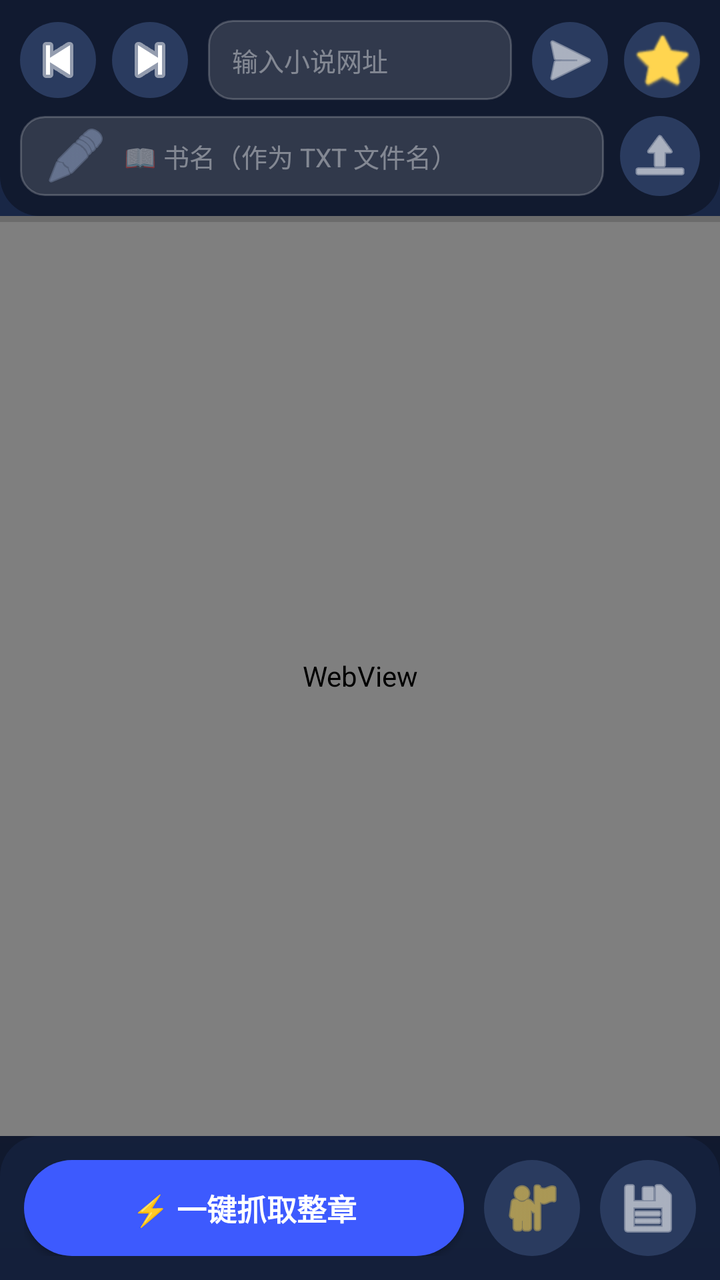
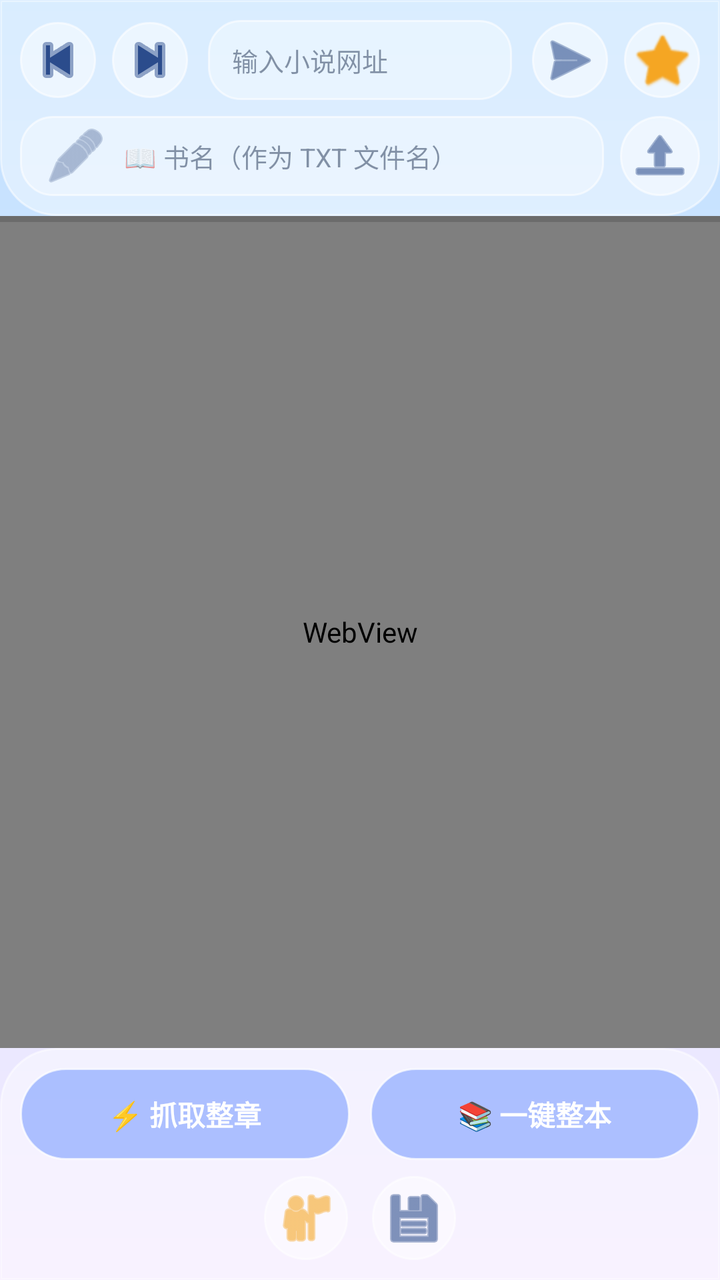

Screens rendered from an Android XML layout before and after an edit, with the pre-edit source and the edit as a unified diff.
<!-- AndroidManifest.xml: application theme AppTheme -->
<!-- res/layout/activity_main.xml -->
<?xml version="1.0" encoding="utf-8"?>
<LinearLayout xmlns:android="http://schemas.android.com/apk/res/android"
    android:layout_width="match_parent"
    android:layout_height="match_parent"
    android:background="@drawable/bg_gradient"
    android:orientation="vertical">

    
    <LinearLayout
        android:layout_width="match_parent"
        android:layout_height="wrap_content"
        android:background="@drawable/topbar_bg"
        android:orientation="vertical"
        android:padding="10dp">

        <LinearLayout
            android:layout_width="match_parent"
            android:layout_height="wrap_content"
            android:gravity="center_vertical"
            android:orientation="horizontal">

            <ImageButton
                android:id="@+id/btnBack"
                android:layout_width="38dp"
                android:layout_height="38dp"
                android:background="@drawable/btn_secondary"
                android:contentDescription="后退"
                android:src="@android:drawable/ic_media_previous"
                android:tint="#FFFFFF" />

            <ImageButton
                android:id="@+id/btnForward"
                android:layout_width="38dp"
                android:layout_height="38dp"
                android:layout_marginStart="8dp"
                android:background="@drawable/btn_secondary"
                android:contentDescription="前进"
                android:src="@android:drawable/ic_media_next"
                android:tint="#FFFFFF" />

            <EditText
                android:id="@+id/etAddress"
                android:layout_width="0dp"
                android:layout_height="40dp"
                android:layout_marginHorizontal="10dp"
                android:layout_weight="1"
                android:background="@drawable/edittext_dark"
                android:hint="输入小说网址"
                android:imeOptions="actionGo"
                android:inputType="textUri"
                android:paddingHorizontal="12dp"
                android:singleLine="true"
                android:textColor="#FFFFFF"
                android:textColorHint="#66FFFFFF"
                android:textSize="13sp" />

            <ImageButton
                android:id="@+id/btnGo"
                android:layout_width="38dp"
                android:layout_height="38dp"
                android:background="@drawable/btn_secondary"
                android:contentDescription="前往"
                android:src="@android:drawable/ic_menu_send"
                android:tint="#FFFFFF" />

            <ImageButton
                android:id="@+id/btnStar"
                android:layout_width="38dp"
                android:layout_height="38dp"
                android:layout_marginStart="8dp"
                android:background="@drawable/btn_secondary"
                android:contentDescription="收藏当前页"
                android:src="@android:drawable/btn_star_big_off"
                android:tint="#FFD54F" />
        </LinearLayout>

        <LinearLayout
            android:layout_width="match_parent"
            android:layout_height="wrap_content"
            android:layout_marginTop="8dp"
            android:gravity="center_vertical"
            android:orientation="horizontal">

            <EditText
                android:id="@+id/etBookName"
                android:layout_width="0dp"
                android:layout_height="40dp"
                android:layout_weight="1"
                android:background="@drawable/edittext_dark"
                android:drawableStart="@android:drawable/ic_menu_edit"
                android:drawablePadding="8dp"
                android:drawableTint="#8899BB"
                android:hint="📖 书名（作为 TXT 文件名）"
                android:inputType="text"
                android:paddingHorizontal="12dp"
                android:singleLine="true"
                android:textColor="#FFFFFF"
                android:textColorHint="#66FFFFFF"
                android:textSize="13sp" />

            <ImageButton
                android:id="@+id/btnPickDir"
                android:layout_width="40dp"
                android:layout_height="40dp"
                android:layout_marginStart="8dp"
                android:background="@drawable/btn_secondary"
                android:contentDescription="选择 TXT 保存文件夹"
                android:src="@android:drawable/ic_menu_upload"
                android:tint="#FFFFFF" />
        </LinearLayout>
    </LinearLayout>

    
    <TextView
        android:id="@+id/tvStatus"
        android:layout_width="match_parent"
        android:layout_height="wrap_content"
        android:background="#331B2A4A"
        android:gravity="center"
        android:padding="6dp"
        android:text="就绪"
        android:textColor="#9FB3D9"
        android:textSize="12sp"
        android:visibility="gone" />

    
    <FrameLayout
        android:layout_width="match_parent"
        android:layout_height="0dp"
        android:layout_weight="1">

        <WebView
            android:id="@+id/webView"
            android:layout_width="match_parent"
            android:layout_height="match_parent" />

        <ProgressBar
            android:id="@+id/progressBar"
            style="?android:attr/progressBarStyleHorizontal"
            android:layout_width="match_parent"
            android:layout_height="3dp"
            android:layout_gravity="top"
            android:max="100"
            android:progressTint="#3D5AFE" />
    </FrameLayout>

    
    <LinearLayout
        android:layout_width="match_parent"
        android:layout_height="wrap_content"
        android:background="@drawable/bottombar_bg"
        android:gravity="center"
        android:orientation="horizontal"
        android:padding="12dp">

        <Button
            android:id="@+id/btnGrab"
            android:layout_width="0dp"
            android:layout_height="48dp"
            android:layout_weight="2"
            android:background="@drawable/btn_primary"
            android:text="⚡ 一键抓取整章"
            android:textColor="#FFFFFF"
            android:textSize="15sp"
            android:textStyle="bold" />

        <ImageButton
            android:id="@+id/btnBookmarks"
            android:layout_width="48dp"
            android:layout_height="48dp"
            android:layout_marginStart="10dp"
            android:background="@drawable/btn_secondary"
            android:contentDescription="收藏夹"
            android:src="@android:drawable/ic_menu_myplaces"
            android:tint="#FFD54F" />

        <ImageButton
            android:id="@+id/btnFinish"
            android:layout_width="48dp"
            android:layout_height="48dp"
            android:layout_marginStart="10dp"
            android:background="@drawable/btn_secondary"
            android:contentDescription="打开 TXT"
            android:src="@android:drawable/ic_menu_save"
            android:tint="#FFFFFF" />
    </LinearLayout>
</LinearLayout>
<!-- resources referenced by this layout -->
<resources>
  <!-- drawable bg_gradient (drawable) -->
  <?xml version="1.0" encoding="utf-8"?>
  <shape xmlns:android="http://schemas.android.com/apk/res/android">
      <gradient
          android:angle="270"
          android:startColor="#1B2A4A"
          android:centerColor="#16213E"
          android:endColor="#0F172A"
          android:type="linear" />
  </shape>
  <!-- drawable bottombar_bg (drawable) -->
  <?xml version="1.0" encoding="utf-8"?>
  <shape xmlns:android="http://schemas.android.com/apk/res/android">
      <solid android:color="#D916213E" />
      <corners android:topLeftRadius="20dp" android:topRightRadius="20dp" />
  </shape>
  <!-- drawable btn_primary (drawable) -->
  <?xml version="1.0" encoding="utf-8"?>
  <shape xmlns:android="http://schemas.android.com/apk/res/android">
      <solid android:color="#3D5AFE" />
      <corners android:radius="24dp" />
  </shape>
  <!-- drawable btn_secondary (drawable) -->
  <?xml version="1.0" encoding="utf-8"?>
  <ripple xmlns:android="http://schemas.android.com/apk/res/android"
      android:color="#33FFFFFF">
      <item>
          <shape>
              <solid android:color="#2A3B5F" />
              <corners android:radius="24dp" />
          </shape>
      </item>
  </ripple>
  <!-- drawable edittext_dark (drawable) -->
  <?xml version="1.0" encoding="utf-8"?>
  <shape xmlns:android="http://schemas.android.com/apk/res/android">
      <solid android:color="#22FFFFFF" />
      <corners android:radius="12dp" />
      <stroke android:width="1dp" android:color="#33FFFFFF" />
  </shape>
  <!-- drawable topbar_bg (drawable) -->
  <?xml version="1.0" encoding="utf-8"?>
  <shape xmlns:android="http://schemas.android.com/apk/res/android">
      <solid android:color="#CC0F172A" />
      <corners android:bottomLeftRadius="20dp" android:bottomRightRadius="20dp" />
  </shape>
  <style name="AppTheme" parent="Theme.AppCompat.DayNight.NoActionBar">
          <item name="android:windowBackground">@drawable/bg_gradient</item>
          <item name="android:statusBarColor">#16213E</item>
          <item name="android:navigationBarColor">#0F172A</item>
      </style>
</resources>

<!-- the commit's change to res/layout/activity_main.xml (unified diff, before → after) -->
@@ -26,7 +26,7 @@
                 android:background="@drawable/btn_secondary"
                 android:contentDescription="后退"
                 android:src="@android:drawable/ic_media_previous"
-                android:tint="#FFFFFF" />
+                android:tint="#2B4C8C" />
 
             <ImageButton
                 android:id="@+id/btnForward"
@@ -36,7 +36,7 @@
                 android:background="@drawable/btn_secondary"
                 android:contentDescription="前进"
                 android:src="@android:drawable/ic_media_next"
-                android:tint="#FFFFFF" />
+                android:tint="#2B4C8C" />
 
             <EditText
                 android:id="@+id/etAddress"
@@ -50,8 +50,8 @@
                 android:inputType="textUri"
                 android:paddingHorizontal="12dp"
                 android:singleLine="true"
-                android:textColor="#FFFFFF"
-                android:textColorHint="#66FFFFFF"
+                android:textColor="#1A2B4C"
+                android:textColorHint="#801A2B4C"
                 android:textSize="13sp" />
 
             <ImageButton
@@ -61,7 +61,7 @@
                 android:background="@drawable/btn_secondary"
                 android:contentDescription="前往"
                 android:src="@android:drawable/ic_menu_send"
-                android:tint="#FFFFFF" />
+                android:tint="#2B4C8C" />
 
             <ImageButton
                 android:id="@+id/btnStar"
@@ -71,7 +71,7 @@
                 android:background="@drawable/btn_secondary"
                 android:contentDescription="收藏当前页"
                 android:src="@android:drawable/btn_star_big_off"
-                android:tint="#FFD54F" />
+                android:tint="#F5A623" />
         </LinearLayout>
 
         <LinearLayout
@@ -89,13 +89,13 @@
                 android:background="@drawable/edittext_dark"
                 android:drawableStart="@android:drawable/ic_menu_edit"
                 android:drawablePadding="8dp"
-                android:drawableTint="#8899BB"
+                android:drawableTint="#7A8FB5"
                 android:hint="📖 书名（作为 TXT 文件名）"
                 android:inputType="text"
                 android:paddingHorizontal="12dp"
                 android:singleLine="true"
-                android:textColor="#FFFFFF"
-                android:textColorHint="#66FFFFFF"
+                android:textColor="#1A2B4C"
+                android:textColorHint="#801A2B4C"
                 android:textSize="13sp" />
 
             <ImageButton
@@ -106,7 +106,7 @@
                 android:background="@drawable/btn_secondary"
                 android:contentDescription="选择 TXT 保存文件夹"
                 android:src="@android:drawable/ic_menu_upload"
-                android:tint="#FFFFFF" />
+                android:tint="#2B4C8C" />
         </LinearLayout>
     </LinearLayout>
 
@@ -115,11 +115,11 @@
         android:id="@+id/tvStatus"
         android:layout_width="match_parent"
         android:layout_height="wrap_content"
-        android:background="#331B2A4A"
+        android:background="#4DFFFFFF"
         android:gravity="center"
         android:padding="6dp"
         android:text="就绪"
-        android:textColor="#9FB3D9"
+        android:textColor="#2B4C8C"
         android:textSize="12sp"
         android:visibility="gone" />
 
@@ -149,39 +149,63 @@
         android:layout_width="match_parent"
         android:layout_height="wrap_content"
         android:background="@drawable/bottombar_bg"
-        android:gravity="center"
-        android:orientation="horizontal"
-        android:padding="12dp">
-
-        <Button
-            android:id="@+id/btnGrab"
-            android:layout_width="0dp"
-            android:layout_height="48dp"
-            android:layout_weight="2"
-            android:background="@drawable/btn_primary"
-            android:text="⚡ 一键抓取整章"
-            android:textColor="#FFFFFF"
-            android:textSize="15sp"
-            android:textStyle="bold" />
-
-        <ImageButton
-            android:id="@+id/btnBookmarks"
-            android:layout_width="48dp"
-            android:layout_height="48dp"
-            android:layout_marginStart="10dp"
-            android:background="@drawable/btn_secondary"
-            android:contentDescription="收藏夹"
-            android:src="@android:drawable/ic_menu_myplaces"
-            android:tint="#FFD54F" />
-
-        <ImageButton
-            android:id="@+id/btnFinish"
-            android:layout_width="48dp"
-            android:layout_height="48dp"
-            android:layout_marginStart="10dp"
-            android:background="@drawable/btn_secondary"
-            android:contentDescription="打开 TXT"
-            android:src="@android:drawable/ic_menu_save"
-            android:tint="#FFFFFF" />
+        android:orientation="vertical"
+        android:padding="10dp">
+
+        <LinearLayout
+            android:layout_width="match_parent"
+            android:layout_height="wrap_content"
+            android:orientation="horizontal">
+
+            <Button
+                android:id="@+id/btnGrab"
+                android:layout_width="0dp"
+                android:layout_height="46dp"
+                android:layout_weight="1"
+                android:background="@drawable/btn_primary"
+                android:text="⚡ 抓取整章"
+                android:textColor="#FFFFFF"
+                android:textSize="14sp"
+                android:textStyle="bold" />
+
+            <Button
+                android:id="@+id/btnBook"
+                android:layout_width="0dp"
+                android:layout_height="46dp"
+                android:layout_marginStart="10dp"
+                android:layout_weight="1"
+                android:background="@drawable/btn_primary"
+                android:text="📚 一键整本"
+                android:textColor="#FFFFFF"
+                android:textSize="14sp"
+                android:textStyle="bold" />
+        </LinearLayout>
+
+        <LinearLayout
+            android:layout_width="match_parent"
+            android:layout_height="wrap_content"
+            android:layout_marginTop="8dp"
+            android:gravity="center"
+            android:orientation="horizontal">
+
+            <ImageButton
+                android:id="@+id/btnBookmarks"
+                android:layout_width="42dp"
+                android:layout_height="42dp"
+                android:background="@drawable/btn_secondary"
+                android:contentDescription="收藏夹"
+                android:src="@android:drawable/ic_menu_myplaces"
+                android:tint="#F5A623" />
+
+            <ImageButton
+                android:id="@+id/btnFinish"
+                android:layout_width="42dp"
+                android:layout_height="42dp"
+                android:layout_marginStart="12dp"
+                android:background="@drawable/btn_secondary"
+                android:contentDescription="打开 TXT"
+                android:src="@android:drawable/ic_menu_save"
+                android:tint="#2B4C8C" />
+        </LinearLayout>
     </LinearLayout>
 </LinearLayout>
<!-- resource entries referenced after the edit -->
@@ -5,51 +5,61 @@
   <shape xmlns:android="http://schemas.android.com/apk/res/android">
       <gradient
           android:angle="270"
-          android:startColor="#1B2A4A"
-          android:centerColor="#16213E"
-          android:endColor="#0F172A"
+          android:startColor="#BFE0FF"
+          android:centerColor="#DCE8FF"
+          android:endColor="#F3E8FF"
           android:type="linear" />
   </shape>
   <!-- drawable bottombar_bg (drawable) -->
   <?xml version="1.0" encoding="utf-8"?>
   <shape xmlns:android="http://schemas.android.com/apk/res/android">
-      <solid android:color="#D916213E" />
-      <corners android:topLeftRadius="20dp" android:topRightRadius="20dp" />
+      <solid android:color="#66FFFFFF" />
+      <corners android:topLeftRadius="28dp" android:topRightRadius="28dp" />
+      <stroke android:width="1dp" android:color="#80FFFFFF" />
   </shape>
   <!-- drawable btn_primary (drawable) -->
   <?xml version="1.0" encoding="utf-8"?>
-  <shape xmlns:android="http://schemas.android.com/apk/res/android">
-      <solid android:color="#3D5AFE" />
-      <corners android:radius="24dp" />
-  </shape>
+  <ripple xmlns:android="http://schemas.android.com/apk/res/android"
+      android:color="#4D3D5AFE">
+      <item>
+          <shape>
+              <solid android:color="#997C9FFF" />
+              <corners android:radius="26dp" />
+              <stroke android:width="1dp" android:color="#B3FFFFFF" />
+          </shape>
+      </item>
+  </ripple>
   <!-- drawable btn_secondary (drawable) -->
   <?xml version="1.0" encoding="utf-8"?>
   <ripple xmlns:android="http://schemas.android.com/apk/res/android"
       android:color="#33FFFFFF">
       <item>
           <shape>
-              <solid android:color="#2A3B5F" />
-              <corners android:radius="24dp" />
+              <solid android:color="#80FFFFFF" />
+              <corners android:radius="26dp" />
+              <stroke android:width="1dp" android:color="#99FFFFFF" />
           </shape>
       </item>
   </ripple>
   <!-- drawable edittext_dark (drawable) -->
   <?xml version="1.0" encoding="utf-8"?>
   <shape xmlns:android="http://schemas.android.com/apk/res/android">
-      <solid android:color="#22FFFFFF" />
-      <corners android:radius="12dp" />
-      <stroke android:width="1dp" android:color="#33FFFFFF" />
+      <solid android:color="#59FFFFFF" />
+      <corners android:radius="16dp" />
+      <stroke android:width="1dp" android:color="#99FFFFFF" />
   </shape>
   <!-- drawable topbar_bg (drawable) -->
   <?xml version="1.0" encoding="utf-8"?>
   <shape xmlns:android="http://schemas.android.com/apk/res/android">
-      <solid android:color="#CC0F172A" />
-      <corners android:bottomLeftRadius="20dp" android:bottomRightRadius="20dp" />
+      <solid android:color="#66FFFFFF" />
+      <corners android:bottomLeftRadius="28dp" android:bottomRightRadius="28dp" />
+      <stroke android:width="1dp" android:color="#80FFFFFF" />
   </shape>
   <style name="AppTheme" parent="Theme.AppCompat.DayNight.NoActionBar">
           <item name="android:windowBackground">@drawable/bg_gradient</item>
-          <item name="android:statusBarColor">#16213E</item>
-          <item name="android:navigationBarColor">#0F172A</item>
+          <item name="android:statusBarColor">#CFEAFF</item>
+          <item name="android:navigationBarColor">#F3E8FF</item>
+          <item name="android:windowLightStatusBar">true</item>
       </style>
 </resources>
 
